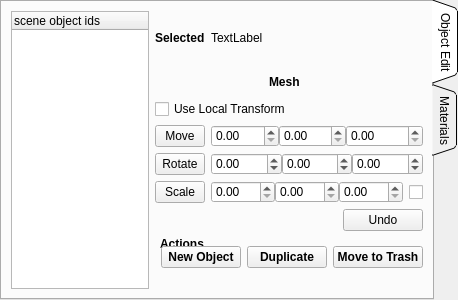
realXtend/tundra, file bin/pymodules/objectedit/editobject.ui: the form before one commit.
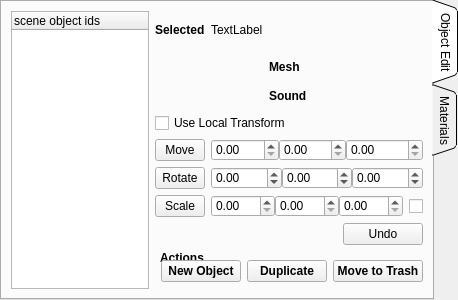
The form after the commit.

Commit message:
Attach sound through Object Edit module.
Note: this has currently still hardcoded sound radius and sound volume.

Diff of the .ui file:
```diff
--- a/bin/pymodules/objectedit/editobject.ui
+++ b/bin/pymodules/objectedit/editobject.ui
@@ -190,6 +190,35 @@
              </item>
             </layout>
            </item>
+           <item>
+            <layout class="QHBoxLayout" name="soundLine">
+             <item>
+              <widget class="QLabel" name="label_scale_3">
+               <property name="minimumSize">
+                <size>
+                 <width>40</width>
+                 <height>0</height>
+                </size>
+               </property>
+               <property name="maximumSize">
+                <size>
+                 <width>40</width>
+                 <height>23</height>
+                </size>
+               </property>
+               <property name="font">
+                <font>
+                 <weight>75</weight>
+                 <bold>true</bold>
+                </font>
+               </property>
+               <property name="text">
+                <string>Sound</string>
+               </property>
+              </widget>
+             </item>
+            </layout>
+           </item>
            <item>
             <widget class="QCheckBox" name="useLocalTransform">
              <property name="text">
```
The commit also changes 4 other files.
